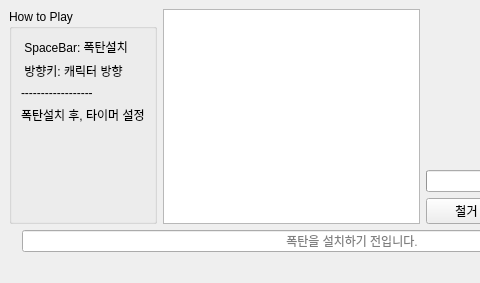
yeko0124/QT_Study, file 04_task_execution_app/resource/ui/bomb_game.ui: the form before one commit; both pictures show x 0 to 480 and y 0 to 283 of the 691 by 283 pixel window.
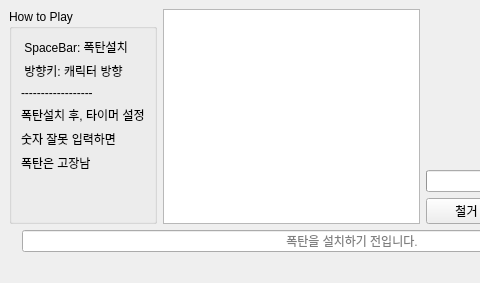
The form after the commit.

```diff
--- a/04_task_execution_app/resource/ui/bomb_game.ui
+++ b/04_task_execution_app/resource/ui/bomb_game.ui
@@ -93,6 +93,20 @@
                  </property>
                 </widget>
                </item>
+               <item>
+                <widget class="QLabel" name="label_6">
+                 <property name="text">
+                  <string>숫자 잘못 입력하면</string>
+                 </property>
+                </widget>
+               </item>
+               <item>
+                <widget class="QLabel" name="label_7">
+                 <property name="text">
+                  <string>폭탄은 고장남</string>
+                 </property>
+                </widget>
+               </item>
                <item>
                 <spacer name="verticalSpacer">
                  <property name="orientation">
```
Left out of the diff: 4 changed lines with no effect on the pictures.
